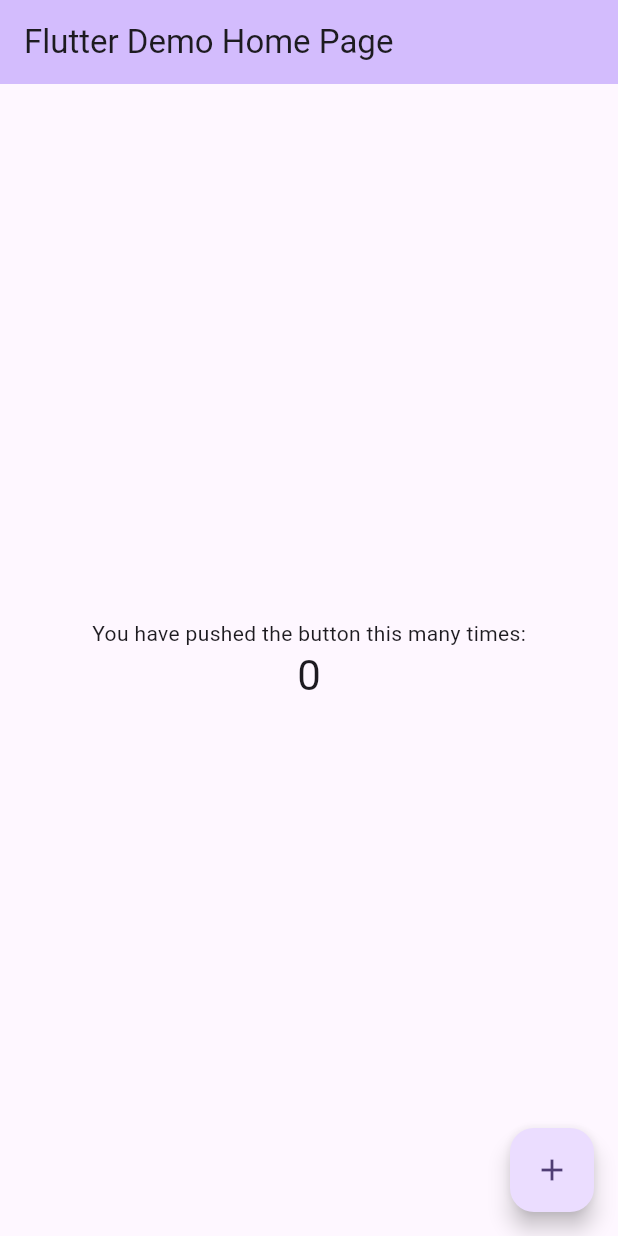
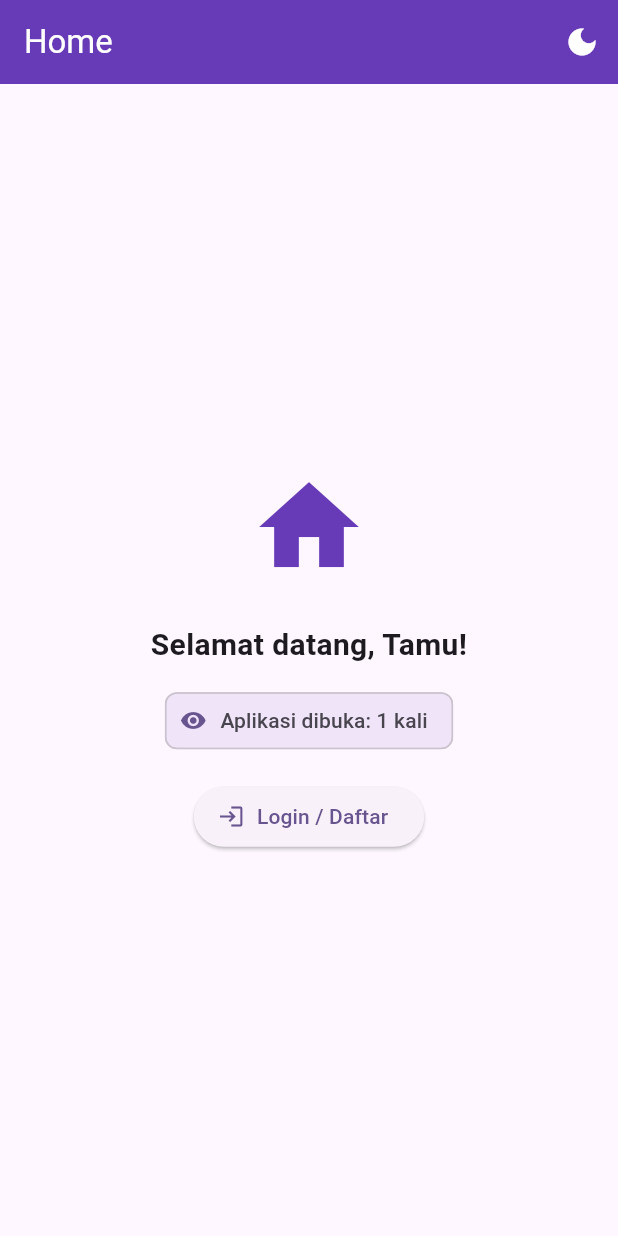
Before and after one commit to habrar-arch/flutter-state-management, a Flutter app: the screen it shows after launch, on a phone screen of 412 x 824 dp. Run offline on Flutter 3.47's test engine with Material 3 defaults, Android fonts, the phone set to English and light mode, and no system bars; our stand-ins replace shared_preferences.

Commit message:
First commit - Laporan Bab 6

```diff
--- a/lib/main.dart
+++ b/lib/main.dart
@@ -1,4 +1,7 @@
 import 'package:flutter/material.dart';
+
+import 'providers/user_provider.dart';
+import 'screens/home_screen.dart';
 
 void main() {
   runApp(const MyApp());
@@ -7,115 +10,24 @@ void main() {
 class MyApp extends StatelessWidget {
   const MyApp({super.key});
 
-  // This widget is the root of your application.
   @override
   Widget build(BuildContext context) {
-    return MaterialApp(
-      title: 'Flutter Demo',
-      theme: ThemeData(
-        // This is the theme of your application.
-        //
-        // TRY THIS: Try running your application with "flutter run". You'll see
-        // the application has a purple toolbar. Then, without quitting the app,
-        // try changing the seedColor in the colorScheme below to Colors.green
-        // and then invoke "hot reload" (save your changes or press the "hot
-        // reload" button in a Flutter-supported IDE, or press "r" if you used
-        // the command line to start the app).
-        //
-        // Notice that the counter didn't reset back to zero; the application
-        // state is not lost during the reload. To reset the state, use hot
-        // restart instead.
-        //
-        // This works for code too, not just values: Most code changes can be
-        // tested with just a hot reload.
-        colorScheme: .fromSeed(seedColor: Colors.deepPurple),
-      ),
-      home: const MyHomePage(title: 'Flutter Demo Home Page'),
-    );
-  }
-}
-
-class MyHomePage extends StatefulWidget {
-  const MyHomePage({super.key, required this.title});
-
-  // This widget is the home page of your application. It is stateful, meaning
-  // that it has a State object (defined below) that contains fields that affect
-  // how it looks.
-
-  // This class is the configuration for the state. It holds the values (in this
-  // case the title) provided by the parent (in this case the App widget) and
-  // used by the build method of the State. Fields in a Widget subclass are
-  // always marked "final".
-
-  final String title;
-
-  @override
-  State<MyHomePage> createState() => _MyHomePageState();
-}
-
-class _MyHomePageState extends State<MyHomePage> {
-  int _counter = 0;
-
-  void _incrementCounter() {
-    setState(() {
-      // This call to setState tells the Flutter framework that something has
-      // changed in this State, which causes it to rerun the build method below
-      // so that the display can reflect the updated values. If we changed
-      // _counter without calling setState(), then the build method would not be
-      // called again, and so nothing would appear to happen.
-      _counter++;
-    });
-  }
-
-  @override
-  Widget build(BuildContext context) {
-    // This method is rerun every time setState is called, for instance as done
-    // by the _incrementCounter method above.
-    //
-    // The Flutter framework has been optimized to make rerunning build methods
-    // fast, so that you can just rebuild anything that needs updating rather
-    // than having to individually change instances of widgets.
-    return Scaffold(
-      appBar: AppBar(
-        // TRY THIS: Try changing the color here to a specific color (to
-        // Colors.amber, perhaps?) and trigger a hot reload to see the AppBar
-        // change color while the other colors stay the same.
-        backgroundColor: Theme.of(context).colorScheme.inversePrimary,
-        // Here we take the value from the MyHomePage object that was created by
-        // the App.build method, and use it to set our appbar title.
-        title: Text(widget.title),
-      ),
-      body: Center(
-        // Center is a layout widget. It takes a single child and positions it
-        // in the middle of the parent.
-        child: Column(
-          // Column is also a layout widget. It takes a list of children and
-          // arranges them vertically. By default, it sizes itself to fit its
-          // children horizontally, and tries to be as tall as its parent.
-          //
-          // Column has various properties to control how it sizes itself and
-          // how it positions its children. Here we use mainAxisAlignment to
-          // center the children vertically; the main axis here is the vertical
-          // axis because Columns are vertical (the cross axis would be
-          // horizontal).
-          //
-          // TRY THIS: Invoke "debug painting" (choose the "Toggle Debug Paint"
-          // action in the IDE, or press "p" in the console), to see the
-          // wireframe for each widget.
-          mainAxisAlignment: .center,
-          children: [
-            const Text('You have pushed the button this many times:'),
-            Text(
-              '$_counter',
-              style: Theme.of(context).textTheme.headlineMedium,
+    return UserProviderWrapper(
+      child: Builder(
+        builder: (context) {
+          final provider = UserProvider.of(context);
+          return MaterialApp(
+            title: 'State & Preferences',
+            debugShowCheckedModeBanner: false,
+            theme: ThemeData(
+              colorScheme: ColorScheme.fromSeed(seedColor: Colors.deepPurple),
+              useMaterial3: true,
             ),
-          ],
-        ),
-      ),
-      floatingActionButton: FloatingActionButton(
-        onPressed: _incrementCounter,
-        tooltip: 'Increment',
-        child: const Icon(Icons.add),
+            darkTheme: ThemeData.dark(useMaterial3: true),
+            themeMode: provider.isDarkMode ? ThemeMode.dark : ThemeMode.light,
+            home: const HomeScreen(),
+          );
+        },
       ),
     );
   }
--- /dev/null
+++ b/lib/models/user.dart
@@ -0,0 +1,27 @@
+class User {
+  final String name;
+  final String email;
+  final bool isLoggedIn;
+
+  User({required this.name, required this.email, this.isLoggedIn = false});
+
+  Map<String, dynamic> toMap() {
+    return {'name': name, 'email': email, 'isLoggedIn': isLoggedIn};
+  }
+
+  factory User.fromMap(Map<String, dynamic> map) {
+    return User(
+      name: map['name'] ?? '',
+      email: map['email'] ?? '',
+      isLoggedIn: map['isLoggedIn'] ?? false,
+    );
+  }
+
+  User copyWith({String? name, String? email, bool? isLoggedIn}) {
+    return User(
+      name: name ?? this.name,
+      email: email ?? this.email,
+      isLoggedIn: isLoggedIn ?? this.isLoggedIn,
+    );
+  }
+}
--- /dev/null
+++ b/lib/providers/user_provider.dart
@@ -0,0 +1,162 @@
+import 'package:flutter/material.dart';
+import 'package:shared_preferences/shared_preferences.dart';
+
+import '../models/user.dart';
+
+class UserProvider extends InheritedWidget {
+  final User user;
+  final Function(User) updateUser;
+  final VoidCallback logout;
+  final bool isLoading;
+  final bool isDarkMode;
+  final Function(bool) toggleTheme;
+  final int visitCount;
+  final List<String> favorites;
+  final Function(String) addFavorite;
+  final Function(String) removeFavorite;
+
+  const UserProvider({
+    super.key,
+    required this.user,
+    required this.updateUser,
+    required this.logout,
+    required this.isLoading,
+    required this.isDarkMode,
+    required this.toggleTheme,
+    required this.visitCount,
+    required this.favorites,
+    required this.addFavorite,
+    required this.removeFavorite,
+    required super.child,
+  });
+
+  static UserProvider of(BuildContext context) {
+    final provider = context.dependOnInheritedWidgetOfExactType<UserProvider>();
+    assert(provider != null, 'UserProvider tidak ditemukan di context');
+    return provider!;
+  }
+
+  @override
+  bool updateShouldNotify(UserProvider oldWidget) {
+    return oldWidget.user != user ||
+        oldWidget.isLoading != isLoading ||
+        oldWidget.isDarkMode != isDarkMode ||
+        oldWidget.visitCount != visitCount ||
+        oldWidget.favorites != favorites;
+  }
+}
+
+class UserProviderWrapper extends StatefulWidget {
+  final Widget child;
+
+  const UserProviderWrapper({super.key, required this.child});
+
+  @override
+  State<UserProviderWrapper> createState() => _UserProviderWrapperState();
+}
+
+class _UserProviderWrapperState extends State<UserProviderWrapper> {
+  User _user = User(name: '', email: '');
+  bool _isLoading = true;
+  bool _isDarkMode = false;
+  int _visitCount = 0;
+  List<String> _favorites = [];
+
+  @override
+  void initState() {
+    super.initState();
+    _loadPreferences();
+  }
+
+  Future<void> _loadPreferences() async {
+    final prefs = await SharedPreferences.getInstance();
+    final name = prefs.getString('user_name') ?? '';
+    final email = prefs.getString('user_email') ?? '';
+    final isLoggedIn = prefs.getBool('is_logged_in') ?? false;
+    final isDarkMode = prefs.getBool('is_dark_mode') ?? false;
+
+    // Latihan 2: Counter Kunjungan
+    int visitCount = prefs.getInt('visit_count') ?? 0;
+    visitCount++;
+    await prefs.setInt('visit_count', visitCount);
+
+    // Latihan 3: Daftar Favorit
+    List<String> favorites = prefs.getStringList('favorites') ?? [];
+
+    setState(() {
+      _user = User(name: name, email: email, isLoggedIn: isLoggedIn);
+      _isDarkMode = isDarkMode;
+      _visitCount = visitCount;
+      _favorites = favorites;
+      _isLoading = false;
+    });
+  }
+
+  Future<void> _updateUser(User newUser) async {
+    setState(() {
+      _isLoading = true;
+    });
+
+    final prefs = await SharedPreferences.getInstance();
+    await prefs.setString('user_name', newUser.name);
+    await prefs.setString('user_email', newUser.email);
+    await prefs.setBool('is_logged_in', newUser.isLoggedIn);
+
+    setState(() {
+      _user = newUser;
+      _isLoading = false;
+    });
+  }
+
+  Future<void> _toggleTheme(bool value) async {
+    setState(() {
+      _isDarkMode = value;
+    });
+    final prefs = await SharedPreferences.getInstance();
+    await prefs.setBool('is_dark_mode', value);
+  }
+
+  Future<void> _addFavorite(String item) async {
+    if (item.trim().isEmpty || _favorites.contains(item)) return;
+    setState(() {
+      _favorites.add(item.trim());
+    });
+    final prefs = await SharedPreferences.getInstance();
+    await prefs.setStringList('favorites', _favorites);
+  }
+
+  Future<void> _removeFavorite(String item) async {
+    setState(() {
+      _favorites.remove(item);
+    });
+    final prefs = await SharedPreferences.getInstance();
+    await prefs.setStringList('favorites', _favorites);
+  }
+
+  Future<void> _logout() async {
+    final prefs = await SharedPreferences.getInstance();
+    await prefs.remove('user_name');
+    await prefs.setBool('is_logged_in', false);
+
+    setState(() {
+      _user = _user.copyWith(name: '', email: '', isLoggedIn: false);
+    });
+  }
+
+  @override
+  Widget build(BuildContext context) {
+    return UserProvider(
+      user: _user,
+      updateUser: _updateUser,
+      logout: _logout,
+      isLoading: _isLoading,
+      isDarkMode: _isDarkMode,
+      toggleTheme: _toggleTheme,
+      visitCount: _visitCount,
+      favorites: _favorites,
+      addFavorite: _addFavorite,
+      removeFavorite: _removeFavorite,
+      child: widget.child,
+    );
+  }
+}
--- /dev/null
+++ b/lib/screens/home_screen.dart
@@ -0,0 +1,100 @@
+import 'package:flutter/material.dart';
+
+import '../providers/user_provider.dart';
+import 'profile_screen.dart';
+
+class HomeScreen extends StatelessWidget {
+  const HomeScreen({super.key});
+
+  @override
+  Widget build(BuildContext context) {
+    final provider = UserProvider.of(context);
+
+    return Scaffold(
+      appBar: AppBar(
+        title: const Text('Home'),
+        backgroundColor: Colors.deepPurple,
+        foregroundColor: Colors.white,
+        actions: [
+          IconButton(
+            icon: Icon(
+              provider.isDarkMode ? Icons.light_mode : Icons.dark_mode,
+            ),
+            onPressed: () {
+              provider.toggleTheme(!provider.isDarkMode);
+            },
+            tooltip: 'Toggle Theme',
+          ),
+        ],
+      ),
+      body: provider.isLoading
+          ? const Center(child: CircularProgressIndicator())
+          : Center(
+              child: Padding(
+                padding: const EdgeInsets.all(24.0),
+                child: Column(
+                  mainAxisAlignment: MainAxisAlignment.center,
+                  children: [
+                    const Icon(Icons.home, size: 80, color: Colors.deepPurple),
+                    const SizedBox(height: 24),
+                    Text(
+                      provider.user.isLoggedIn
+                          ? 'Selamat datang, ${provider.user.name}!'
+                          : 'Selamat datang, Tamu!',
+                      style: const TextStyle(
+                        fontSize: 20,
+                        fontWeight: FontWeight.bold,
+                      ),
+                      textAlign: TextAlign.center,
+                    ),
+                    const SizedBox(height: 12),
+                    Chip(
+                      avatar: const Icon(Icons.remove_red_eye, size: 18),
+                      label: Text(
+                        'Aplikasi dibuka: ${provider.visitCount} kali',
+                      ),
+                      backgroundColor: Colors.deepPurple.withOpacity(0.1),
+                    ),
+                    const SizedBox(height: 16),
+                    if (provider.user.isLoggedIn) ...[
+                      Text(
+                        'Email: ${provider.user.email}',
+                        style: const TextStyle(
+                          fontSize: 14,
+                          color: Colors.grey,
+                        ),
+                      ),
+                      const SizedBox(height: 24),
+                      ElevatedButton.icon(
+                        onPressed: () {
+                          Navigator.push(
+                            context,
+                            MaterialPageRoute(
+                              builder: (context) => const ProfileScreen(),
+                            ),
+                          );
+                        },
+                        icon: const Icon(Icons.person),
+                        label: const Text('Lihat Profil'),
+                      ),
+                    ] else ...[
+                      ElevatedButton.icon(
+                        onPressed: () {
+                          Navigator.push(
+                            context,
+                            MaterialPageRoute(
+                              builder: (context) => const ProfileScreen(),
+                            ),
+                          );
+                        },
+                        icon: const Icon(Icons.login),
+                        label: const Text('Login / Daftar'),
+                      ),
+                    ],
+                  ],
+                ),
+              ),
+            ),
+    );
+  }
+}
--- a/pubspec.yaml
+++ b/pubspec.yaml
@@ -2,7 +2,7 @@ name: pertemuan_4
 description: "A new Flutter project."
 # The following line prevents the package from being accidentally published to
 # pub.dev using `flutter pub publish`. This is preferred for private packages.
-publish_to: 'none' # Remove this line if you wish to publish to pub.dev
+publish_to: "none" # Remove this line if you wish to publish to pub.dev
 
 # The following defines the version and build number for your application.
 # A version number is three numbers separated by dots, like 1.2.43
@@ -30,7 +30,8 @@ environment:
 dependencies:
   flutter:
     sdk: flutter
-
+  shared_preferences: ^2.2.0
+  provider: ^6.1.1
   # The following adds the Cupertino Icons font to your application.
   # Use with the CupertinoIcons class for iOS style icons.
   cupertino_icons: ^1.0.8
@@ -51,7 +52,6 @@ dev_dependencies:
 
 # The following section is specific to Flutter packages.
 flutter:
-
   # The following line ensures that the Material Icons font is
   # included with your application, so that you can use the icons in
   # the material Icons class.
```
Also changed, not shown: lib/screens/profile_screen.dart (added, +293 -0 lines), lib/widgets/custom_text_field.dart (added), pubspec.lock, 3 other files.
